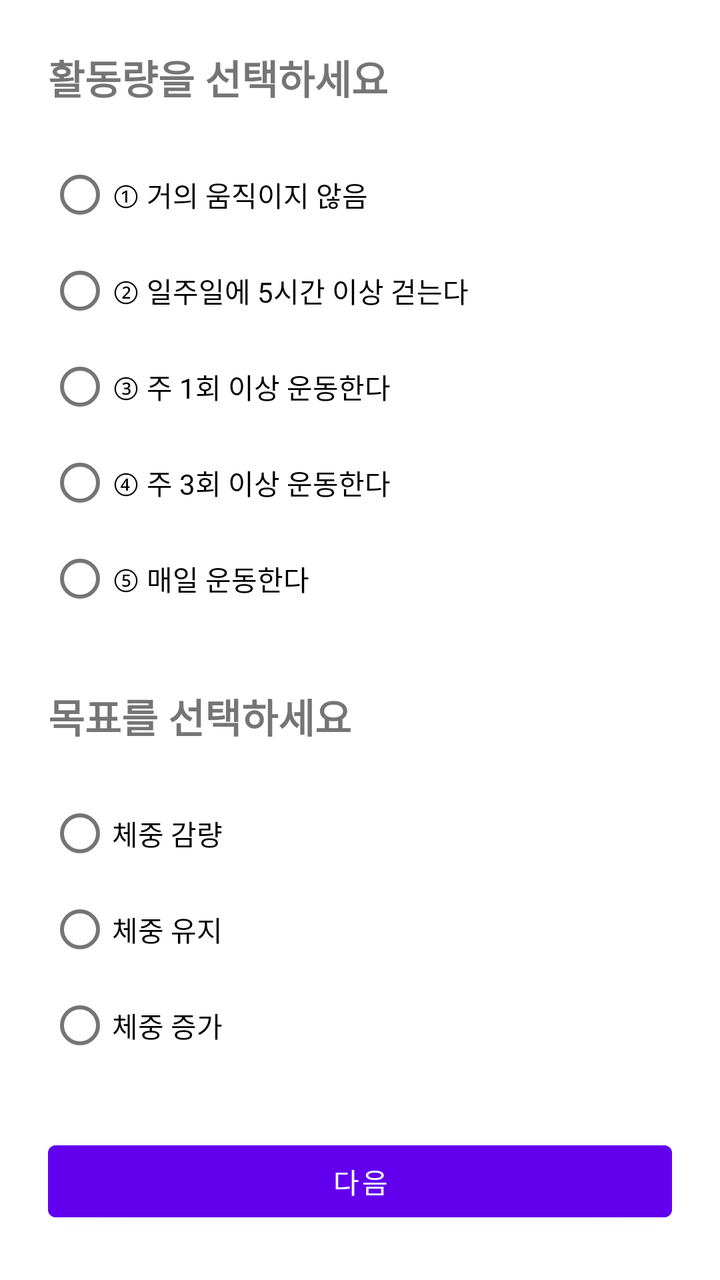
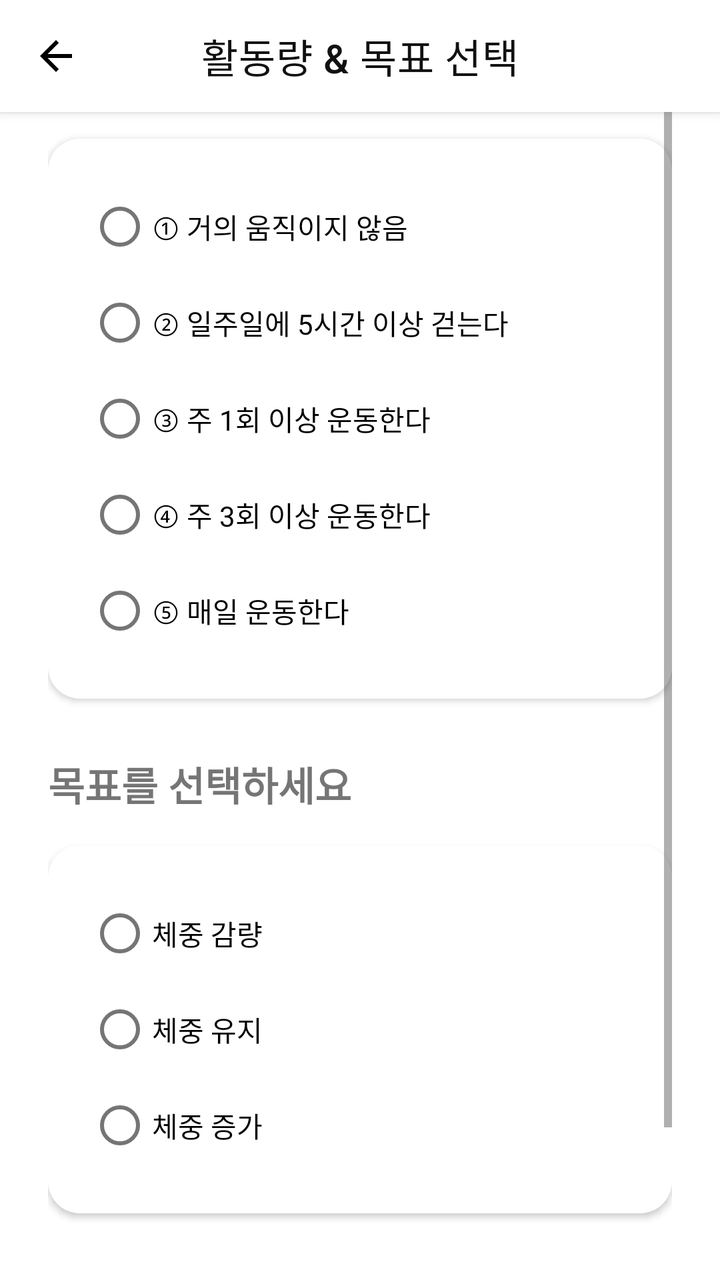

The first picture is an Android layout as it rendered before a commit; the second is the same layout after the commit. The layout source and the unified diff follow.
<!-- AndroidManifest.xml: application theme Theme.GJGN -->
<!-- res/layout/fragment_activity_goal.xml -->
<?xml version="1.0" encoding="utf-8"?>
<ScrollView xmlns:android="http://schemas.android.com/apk/res/android"
    android:layout_width="match_parent"
    android:layout_height="match_parent"
    android:padding="24dp">

    <LinearLayout
        android:layout_width="match_parent"
        android:layout_height="wrap_content"
        android:orientation="vertical">

        
        <TextView
            android:id="@+id/tvActivityTitle"
            android:layout_width="wrap_content"
            android:layout_height="wrap_content"
            android:text="활동량을 선택하세요"
            android:textSize="20sp"
            android:textStyle="bold"
            android:layout_marginBottom="20dp"/>

        <RadioGroup
            android:id="@+id/rgActivity"
            android:layout_width="match_parent"
            android:layout_height="wrap_content">

            <RadioButton
                android:id="@+id/rbActivity1"
                android:layout_width="wrap_content"
                android:layout_height="wrap_content"
                android:text="① 거의 움직이지 않음" />

            <RadioButton
                android:id="@+id/rbActivity2"
                android:layout_width="wrap_content"
                android:layout_height="wrap_content"
                android:text="② 일주일에 5시간 이상 걷는다" />

            <RadioButton
                android:id="@+id/rbActivity3"
                android:layout_width="wrap_content"
                android:layout_height="wrap_content"
                android:text="③ 주 1회 이상 운동한다" />

            <RadioButton
                android:id="@+id/rbActivity4"
                android:layout_width="wrap_content"
                android:layout_height="wrap_content"
                android:text="④ 주 3회 이상 운동한다" />

            <RadioButton
                android:id="@+id/rbActivity5"
                android:layout_width="wrap_content"
                android:layout_height="wrap_content"
                android:text="⑤ 매일 운동한다" />
        </RadioGroup>

        

        <TextView
            android:id="@+id/tvGoalTitle"
            android:layout_width="wrap_content"
            android:layout_height="wrap_content"
            android:text="목표를 선택하세요"
            android:textSize="20sp"
            android:textStyle="bold"
            android:layout_marginTop="30dp"
            android:layout_marginBottom="20dp"/>

        <RadioGroup
            android:id="@+id/rgGoal"
            android:layout_width="match_parent"
            android:layout_height="wrap_content">

            <RadioButton
                android:id="@+id/rbGoalLose"
                android:layout_width="wrap_content"
                android:layout_height="wrap_content"
                android:text="체중 감량" />

            <RadioButton
                android:id="@+id/rbGoalMaintain"
                android:layout_width="wrap_content"
                android:layout_height="wrap_content"
                android:text="체중 유지" />

            <RadioButton
                android:id="@+id/rbGoalGain"
                android:layout_width="wrap_content"
                android:layout_height="wrap_content"
                android:text="체중 증가" />
        </RadioGroup>

        
        <Button
            android:id="@+id/btnNextActivityGoal"
            android:layout_width="match_parent"
            android:layout_height="wrap_content"
            android:text="다음"
            android:layout_marginTop="30dp"
            android:backgroundTint="@color/purple_500"
            android:textColor="@android:color/white" />

    </LinearLayout>
</ScrollView>
<!-- resources referenced by this layout -->
<resources>
  <color name="purple_500">#FF6200EE</color>
  <style name="Theme.GJGN" parent="Theme.MaterialComponents.DayNight.NoActionBar">
          
          <item name="colorPrimary">@color/purple_700</item>
          <item name="colorPrimaryVariant">@color/purple_700</item>
          <item name="colorOnPrimary">@android:color/white</item>
          <item name="colorSecondary">@color/teal_700</item>
          <item name="android:windowMinWidthMajor">320dp</item>
          <item name="android:windowMinWidthMinor">320dp</item>
      </style>
  <color name="purple_700">#FF3700B3</color>
  <color name="teal_700">#FF018786</color>
</resources>

<!-- the commit's change to res/layout/fragment_activity_goal.xml (unified diff, before → after) -->
@@ -1,105 +1,133 @@
 <?xml version="1.0" encoding="utf-8"?>
-<ScrollView xmlns:android="http://schemas.android.com/apk/res/android"
+<androidx.coordinatorlayout.widget.CoordinatorLayout
+    xmlns:android="http://schemas.android.com/apk/res/android"
+    xmlns:app="http://schemas.android.com/apk/res-auto"
     android:layout_width="match_parent"
-    android:layout_height="match_parent"
-    android:padding="24dp">
+    android:layout_height="match_parent">
 
-    <LinearLayout
+    
+    <com.google.android.material.appbar.MaterialToolbar
+        android:id="@+id/toolbar"
         android:layout_width="match_parent"
-        android:layout_height="wrap_content"
-        android:orientation="vertical">
+        android:layout_height="56dp"
+        android:background="@color/white"
+        android:elevation="3dp"
+        app:title="활동량 &amp; 목표 선택"
+        app:titleCentered="true"
+        app:titleTextColor="#111111"
+        app:navigationIcon="@drawable/ic_arrow_back" />
 
-        
-        <TextView
-            android:id="@+id/tvActivityTitle"
-            android:layout_width="wrap_content"
-            android:layout_height="wrap_content"
-            android:text="활동량을 선택하세요"
-            android:textSize="20sp"
-            android:textStyle="bold"
-            android:layout_marginBottom="20dp"/>
+    <ScrollView
+        android:layout_width="match_parent"
+        android:layout_height="match_parent"
+        android:padding="24dp"
+        android:fillViewport="true"
+        app:layout_behavior="@string/appbar_scrolling_view_behavior">
 
-        <RadioGroup
-            android:id="@+id/rgActivity"
+        <LinearLayout
+            android:orientation="vertical"
             android:layout_width="match_parent"
             android:layout_height="wrap_content">
 
-            <RadioButton
-                android:id="@+id/rbActivity1"
+            
+            <TextView
+                android:id="@+id/tvActivityTitle"
                 android:layout_width="wrap_content"
                 android:layout_height="wrap_content"
-                android:text="① 거의 움직이지 않음" />
+                android:text="활동량을 선택하세요"
+                android:textSize="20sp"
+                android:textStyle="bold"
+                android:layout_marginBottom="16dp" />
 
-            <RadioButton
-                android:id="@+id/rbActivity2"
+            <LinearLayout
+                android:layout_width="match_parent"
+                android:layout_height="wrap_content"
+                android:padding="20dp"
+                android:orientation="vertical"
+                android:background="@drawable/bg_card"
+                android:elevation="2dp">
+
+                <RadioGroup
+                    android:id="@+id/rgActivity"
+                    android:layout_width="match_parent"
+                    android:layout_height="wrap_content">
+
+                    <RadioButton android:id="@+id/rbActivity1"
+                        android:layout_width="wrap_content"
+                        android:layout_height="wrap_content"
+                        android:text="① 거의 움직이지 않음" />
+                    <RadioButton android:id="@+id/rbActivity2"
+                        android:layout_width="wrap_content"
+                        android:layout_height="wrap_content"
+                        android:text="② 일주일에 5시간 이상 걷는다" />
+                    <RadioButton android:id="@+id/rbActivity3"
+                        android:layout_width="wrap_content"
+                        android:layout_height="wrap_content"
+                        android:text="③ 주 1회 이상 운동한다" />
+                    <RadioButton android:id="@+id/rbActivity4"
+                        android:layout_width="wrap_content"
+                        android:layout_height="wrap_content"
+                        android:text="④ 주 3회 이상 운동한다" />
+                    <RadioButton android:id="@+id/rbActivity5"
+                        android:layout_width="wrap_content"
+                        android:layout_height="wrap_content"
+                        android:text="⑤ 매일 운동한다" />
+                </RadioGroup>
+            </LinearLayout>
+
+            
+            <TextView
+                android:id="@+id/tvGoalTitle"
                 android:layout_width="wrap_content"
                 android:layout_height="wrap_content"
-                android:text="② 일주일에 5시간 이상 걷는다" />
+                android:text="목표를 선택하세요"
+                android:textSize="20sp"
+                android:textStyle="bold"
+                android:layout_marginTop="28dp"
+                android:layout_marginBottom="16dp" />
 
-            <RadioButton
-                android:id="@+id/rbActivity3"
-                android:layout_width="wrap_content"
+            <LinearLayout
+                android:layout_width="match_parent"
                 android:layout_height="wrap_content"
-                android:text="③ 주 1회 이상 운동한다" />
+                android:padding="20dp"
+                android:orientation="vertical"
+                android:background="@drawable/bg_card"
+                android:elevation="2dp">
 
-            <RadioButton
-                android:id="@+id/rbActivity4"
-                android:layout_width="wrap_content"
+                <RadioGroup
+                    android:id="@+id/rgGoal"
+                    android:layout_width="match_parent"
+                    android:layout_height="wrap_content">
+
+                    <RadioButton android:id="@+id/rbGoalLose"
+                        android:layout_width="wrap_content"
+                        android:layout_height="wrap_content"
+                        android:text="체중 감량" />
+                    <RadioButton android:id="@+id/rbGoalMaintain"
+                        android:layout_width="wrap_content"
+                        android:layout_height="wrap_content"
+                        android:text="체중 유지" />
+                    <RadioButton
+                        android:id="@+id/rbGoalGain"
+                        android:layout_width="wrap_content"
+                        android:layout_height="wrap_content"
+                        android:text="체중 증가" />
+                </RadioGroup>
+            </LinearLayout>
+
+            
+            <com.google.android.material.button.MaterialButton
+                android:id="@+id/btnNextActivityGoal"
+                android:layout_width="match_parent"
                 android:layout_height="wrap_content"
-                android:text="④ 주 3회 이상 운동한다" />
+                android:text="다음"
+                android:textSize="16sp"
+                android:padding="14dp"
+                android:layout_marginTop="32dp"
+                android:backgroundTint="@color/purple_500"
+                android:textColor="@android:color/white" />
 
-            <RadioButton
-                android:id="@+id/rbActivity5"
-                android:layout_width="wrap_content"
-                android:layout_height="wrap_content"
-                android:text="⑤ 매일 운동한다" />
-        </RadioGroup>
+        </LinearLayout>
+    </ScrollView>
 
-        
-
-        <TextView
-            android:id="@+id/tvGoalTitle"
-            android:layout_width="wrap_content"
-            android:layout_height="wrap_content"
-            android:text="목표를 선택하세요"
-            android:textSize="20sp"
-            android:textStyle="bold"
-            android:layout_marginTop="30dp"
-            android:layout_marginBottom="20dp"/>
-
-        <RadioGroup
-            android:id="@+id/rgGoal"
-            android:layout_width="match_parent"
-            android:layout_height="wrap_content">
-
-            <RadioButton
-                android:id="@+id/rbGoalLose"
-                android:layout_width="wrap_content"
-                android:layout_height="wrap_content"
-                android:text="체중 감량" />
-
-            <RadioButton
-                android:id="@+id/rbGoalMaintain"
-                android:layout_width="wrap_content"
-                android:layout_height="wrap_content"
-                android:text="체중 유지" />
-
-            <RadioButton
-                android:id="@+id/rbGoalGain"
-                android:layout_width="wrap_content"
-                android:layout_height="wrap_content"
-                android:text="체중 증가" />
-        </RadioGroup>
-
-        
-        <Button
-            android:id="@+id/btnNextActivityGoal"
-            android:layout_width="match_parent"
-            android:layout_height="wrap_content"
-            android:text="다음"
-            android:layout_marginTop="30dp"
-            android:backgroundTint="@color/purple_500"
-            android:textColor="@android:color/white" />
-
-    </LinearLayout>
-</ScrollView>
+</androidx.coordinatorlayout.widget.CoordinatorLayout>
<!-- resource entries referenced after the edit -->
@@ -1,6 +1,23 @@
 <!-- resources referenced by this layout -->
 <resources>
   <color name="purple_500">#FF6200EE</color>
+  <color name="white">#FFFFFFFF</color>
+  <!-- drawable bg_card (drawable) -->
+  <shape xmlns:android="http://schemas.android.com/apk/res/android">
+      <solid android:color="@android:color/white"/>
+      <corners android:radius="16dp"/>
+  </shape>
+  <!-- drawable ic_arrow_back (drawable) -->
+  <vector xmlns:android="http://schemas.android.com/apk/res/android"
+      android:width="24dp"
+      android:height="24dp"
+      android:viewportWidth="24"
+      android:viewportHeight="24">
+  
+      <path
+          android:fillColor="#000000"
+          android:pathData="M20,11H7.83l5.59,-5.59L12,4l-8,8 8,8 1.41,-1.41L7.83,13H20v-2z"/>
+  </vector>
   <style name="Theme.GJGN" parent="Theme.MaterialComponents.DayNight.NoActionBar">
           
           <item name="colorPrimary">@color/purple_700</item>
